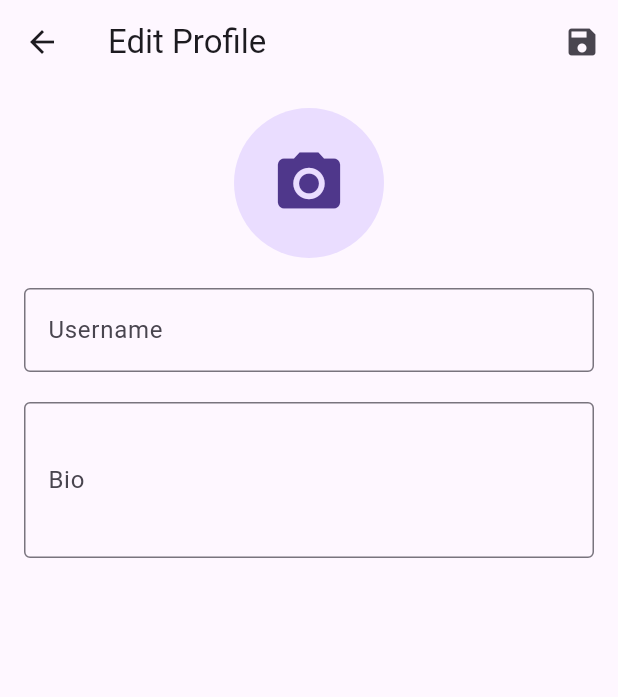
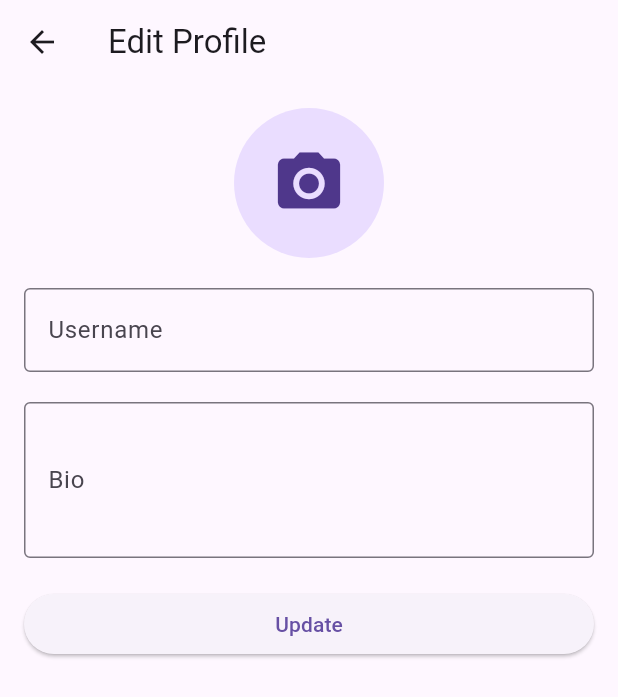
Before and after one commit to Prajwalsontak123/makeface2, a Flutter app: the ProfileHomeEdit screen opened directly with empty values, on a phone screen of 412 x 824 dp. Shown: the top 697 px of the screen. Run offline on Flutter 3.47's test engine with Material 3 defaults, Android fonts, the light colour scheme and no system bars; our stand-ins replace cloud_firestore, firebase_auth, firebase_core, firebase_storage, image_picker; accounts and stored records are empty.

Commit message:
home profile

```diff
--- a/lib/coscreens/profile_home_edit.dart
+++ b/lib/coscreens/profile_home_edit.dart
@@ -87,7 +87,6 @@ class _ProfileHomeEditState extends State<ProfileHomeEdit> {
           .update(updatedData);
 
       print("Profile updated successfully");
-      Navigator.pop(context, updatedData); // Return the updated data
     } catch (e) {
       print("Error updating profile: $e");
     }
@@ -98,12 +97,6 @@ class _ProfileHomeEditState extends State<ProfileHomeEdit> {
     return Scaffold(
       appBar: AppBar(
         title: Text('Edit Profile'),
-        actions: [
-          IconButton(
-            icon: Icon(Icons.save),
-            onPressed: _saveProfile,
-          ),
-        ],
       ),
       body: Padding(
         padding: const EdgeInsets.all(16.0),
@@ -140,6 +133,11 @@ class _ProfileHomeEditState extends State<ProfileHomeEdit> {
               ),
               maxLines: 3,
             ),
+            SizedBox(height: 20),
+            ElevatedButton(
+              onPressed: _saveProfile,
+              child: Text('Update'),
+            ),
           ],
         ),
       ),
```
